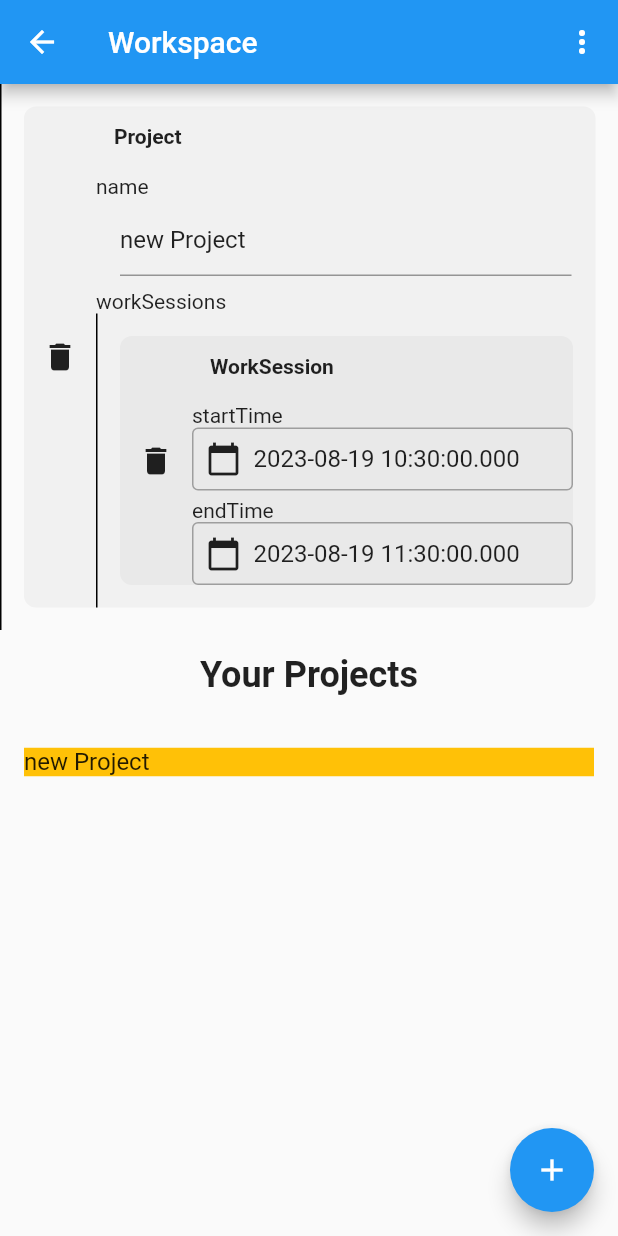
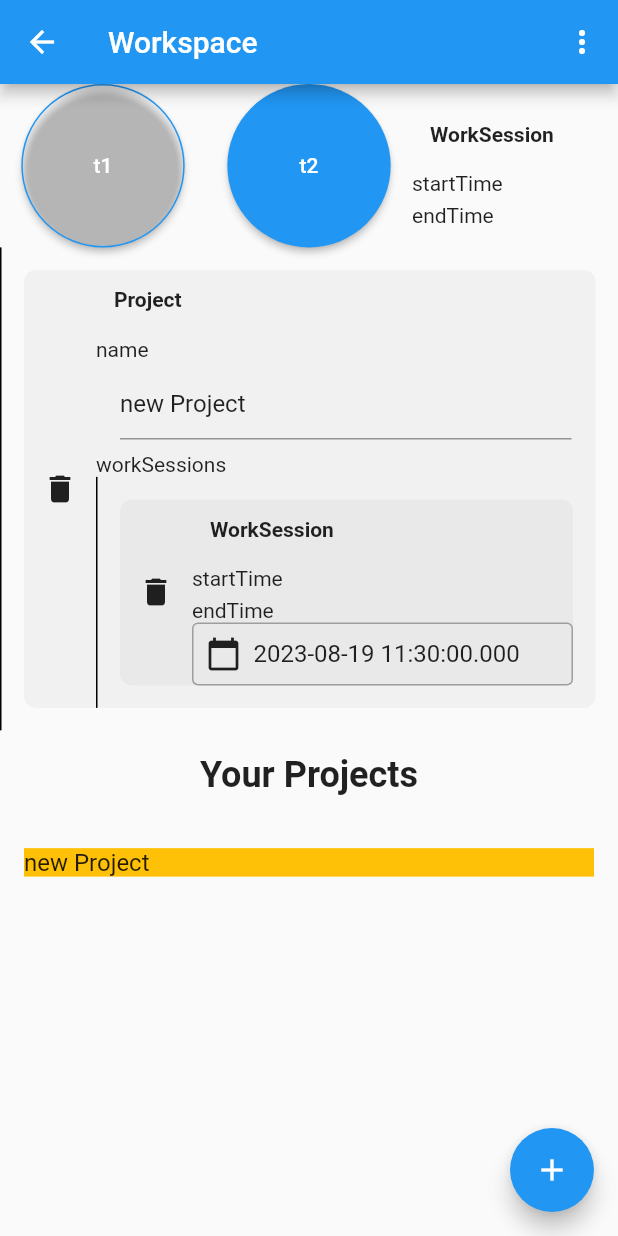
Before and after one commit to julianjandeleit/worktime-app, a Flutter app: the screen it shows after launch, after a tap on the "add" icon, on a phone screen of 412 x 824 dp. Run offline on Flutter 3.47's test engine with Material 2 defaults, Android fonts, the phone set to English and light mode, and no system bars; our stand-ins replace cloud_firestore, firebase_auth, firebase_core, firebase_storage, google_sign_in; accounts and stored records are empty.

Commit message:
startstop layout

```diff
--- a/lib/models/WorkSession.dart
+++ b/lib/models/WorkSession.dart
@@ -10,8 +10,8 @@ part 'WorkSession.g.dart';
 
 @JsonSerializable(explicitToJson: true)
 class WorkSession implements Recipeable {
-  final RDatetime startTime;
-  final RDatetime endTime;
+  final RDatetime? startTime;
+  final RDatetime? endTime;
 
   WorkSession({
     required this.startTime,
--- /dev/null
+++ b/lib/models/start_stop.dart
@@ -0,0 +1,83 @@
+import 'package:flutter/material.dart';
+import 'package:json_annotation/json_annotation.dart';
+import 'package:work_time_app/recipes/datetimerecipe.dart';
+
+import '../util/recipeable.dart';
+
+part 'start_stop.g.dart';
+
+@JsonSerializable(explicitToJson: true, genericArgumentFactories: true)
+class StartStop<T extends Recipeable> implements Recipeable {
+  bool is_started;
+  T child;
+  StartStop({required this.is_started, required this.child});
+
+  factory StartStop.fromJson(
+          Map<String, dynamic> json, T Function(Object?) fromJsonT) =>
+      _$StartStopFromJson<T>(json, fromJsonT);
+
+  @override
+  Map<String, dynamic> toJson() =>
+      _$StartStopToJson<T>(this, (item) => item.toJson());
+  @override
+  Widget buildRecipe({void Function(Recipeable p1)? onChanged}) {
+    // TODO: implement buildRecipe
+    return Row(
+        mainAxisSize: MainAxisSize.max,
+        mainAxisAlignment: MainAxisAlignment.center,
+        crossAxisAlignment: CrossAxisAlignment.center,
+        children: <Widget>[
+          CustomCircularButton(
+            buttonText: "t1",
+            onPressed: () {
+              onChanged?.call(StartStop(is_started: true, child: child));
+            },
+            isClickable: this.is_started == false,
+          ),
+          CustomCircularButton(
+            buttonText: "t2",
+            onPressed: () {
+              onChanged?.call(StartStop(is_started: false, child: child));
+            },
+            isClickable: this.is_started == true,
+          ),
+          child.buildRecipe(
+            onChanged: (p0) => onChanged
+                ?.call(StartStop(is_started: is_started, child: p0 as T)),
+          )
+        ]
+            .map((e) => Flexible(
+                  child: Container(
+                      child: Center(
+                    child: e,
+                  )),
+                ))
+            .toList());
+  }
+}
+
+class CustomCircularButton extends StatelessWidget {
+  final String buttonText;
+  final VoidCallback onPressed;
+  final bool isClickable;
+
+  CustomCircularButton(
+      {required this.buttonText,
+      required this.onPressed,
+      required this.isClickable});
+
+  @override
+  Widget build(BuildContext context) {
+    return ElevatedButton(
+      onPressed: onPressed,
+      style: ElevatedButton.styleFrom(
+        padding: EdgeInsets.zero,
+        shape: const CircleBorder(),
+        backgroundColor: isClickable ? Colors.blue : Colors.transparent,
+        foregroundColor: Colors.white,
+        side: isClickable ? BorderSide.none : BorderSide(color: Colors.blue),
+      ),
+      child: Center(child: Text(buttonText)),
+    );
+  }
+}
--- a/lib/recipes/classrecipe.dart
+++ b/lib/recipes/classrecipe.dart
@@ -1,5 +1,7 @@
 import 'package:flutter/material.dart';
 import 'package:work_time_app/models/Project.dart';
+import 'package:work_time_app/models/basic_neutral.dart';
+import 'package:work_time_app/models/basic_string.dart';
 
 import '../util/recipeable.dart';
 
@@ -42,7 +44,12 @@ class ClassRecipe<T extends Recipeable> extends StatelessWidget {
 
         //print("full model ${item.toJson()}");
         // print("attr model json ${attributeName} ${attributeJson}");
-        final model = fromJson(attributeJson, attrname: attributeName);
+        late final Recipeable model;
+        if (attributeJson == null) {
+          model = BasicNeutral();
+        } else {
+          model = fromJson(attributeJson, attrname: attributeName);
+        }
         //return Container();
         return Wrap(
           alignment: WrapAlignment.start,
--- a/lib/viewmodels/ProjectViewModel.dart
+++ b/lib/viewmodels/ProjectViewModel.dart
@@ -19,7 +19,8 @@ class ProjectViewModel extends ChangeNotifier {
         name: BasicString(item: projectName),
         workSessions: BasicList(items: [
           WorkSession(
-              startTime: RDatetime(item: DateTime.now()),
+              startTime: null,
+              // startTime: RDatetime(item: DateTime.now()),
               endTime: RDatetime(item: DateTime.now().add(Duration(hours: 1))))
         ]));
     projects.add(newProject);
--- a/lib/workspace.dart
+++ b/lib/workspace.dart
@@ -1,6 +1,7 @@
 import 'package:flutter/material.dart';
 import 'package:provider/provider.dart';
 import 'package:work_time_app/models/basic_list.dart';
+import 'package:work_time_app/models/start_stop.dart';
 import 'package:work_time_app/recipes/classrecipe.dart';
 import 'package:work_time_app/util/recipeable.dart';
 import 'models/Project.dart'; // Adjust the import path as needed
@@ -30,6 +31,16 @@ class Workspace extends StatelessWidget {
       ),
       body: Column(
         children: [
+          Flexible(
+              flex: 2,
+              child: StartStop<WorkSession>(
+                      is_started: true,
+                      child: WorkSession(startTime: null, endTime: null))
+                  .buildRecipe(
+                onChanged: (p1) {
+                  print(p1.toJson());
+                },
+              )),
           Flexible(
               flex: 10,
               child: BasicList<Project>(items: projectViewModel.projects)
```
Also changed, not shown: lib/models/WorkSession.g.dart, lib/models/start_stop.g.dart (added).
